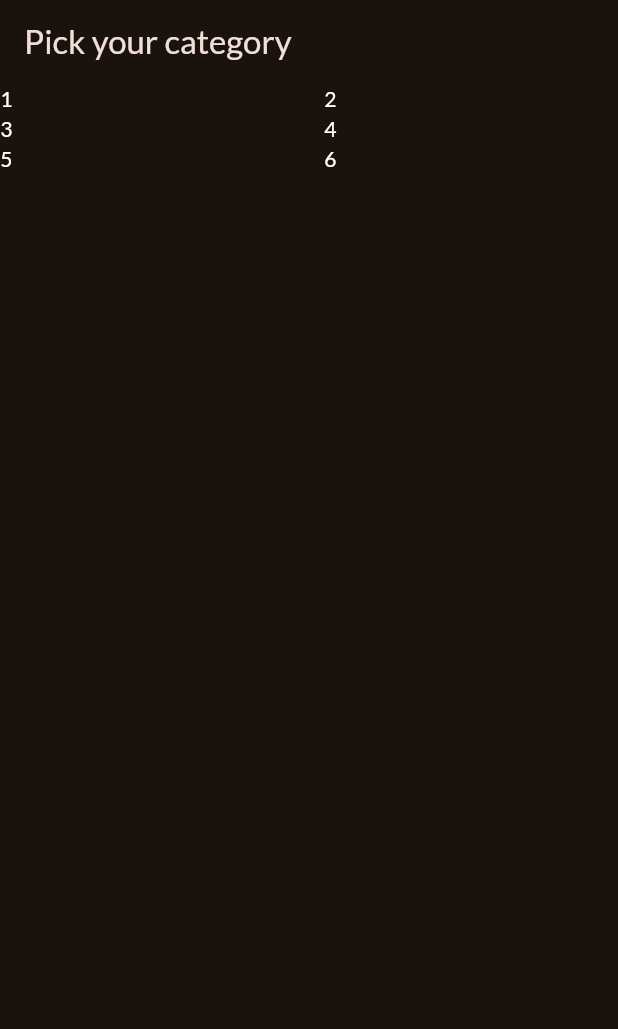
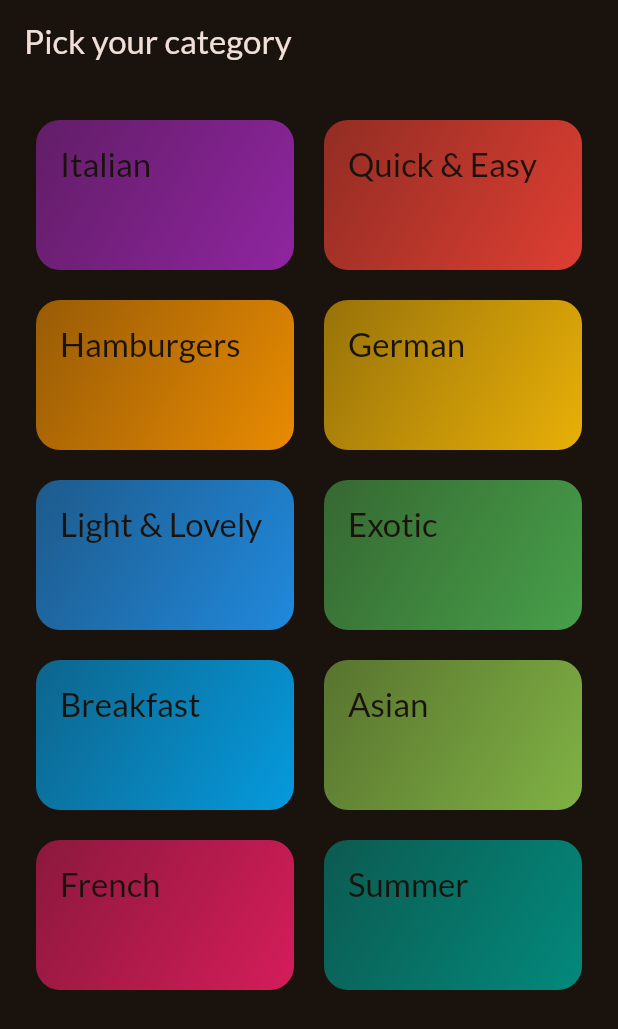
Before and after one commit to anish77/meals, a Flutter app: the screen it shows after launch, on a phone screen of 412 x 824 dp. Shown: the top 1029 px of the screen. Run offline on Flutter 3.47's test engine with Material 3 defaults, Android fonts, the phone set to English and light mode, and no system bars; our stand-ins replace google_fonts, transparent_image.

Commit message:
add category grid

```diff
--- a/lib/categories.dart
+++ /dev/null
@@ -1,48 +0,0 @@
-import 'package:flutter/material.dart';
-
-class CategoriesScreen extends StatelessWidget {
-  const CategoriesScreen({super.key});
-
-  @override
-  Widget build(BuildContext context) {
-    return Scaffold(
-      appBar: AppBar(
-        title: const Text('Pick your category'),
-      ),
-      body: GridView(
-        gridDelegate: const SliverGridDelegateWithFixedCrossAxisCount(
-          crossAxisCount: 2,
-          childAspectRatio: 3 / 2,
-          crossAxisSpacing: 20,
-          mainAxisExtent: 20,
-        ),
-        children: const [
-          Text(
-            '1',
-            style: TextStyle(color: Colors.white),
-          ),
-          Text(
-            '2',
-            style: TextStyle(color: Colors.white),
-          ),
-          Text(
-            '3',
-            style: TextStyle(color: Colors.white),
-          ),
-          Text(
-            '4',
-            style: TextStyle(color: Colors.white),
-          ),
-          Text(
-            '5',
-            style: TextStyle(color: Colors.white),
-          ),
-          Text(
-            '6',
-            style: TextStyle(color: Colors.white),
-          ),
-        ],
-      ),
-    );
-  }
-}
--- /dev/null
+++ b/lib/data/dummy_data.dart
@@ -0,0 +1,409 @@
+import 'package:flutter/material.dart';
+
+import 'package:meals/models/category.dart';
+import 'package:meals/models/meal.dart';
+
+// Constants in Dart should be written in lowerCamelcase.
+const availableCategories = [
+  Category(
+    id: 'c1',
+    title: 'Italian',
+    color: Colors.purple,
+  ),
+  Category(
+    id: 'c2',
+    title: 'Quick & Easy',
+    color: Colors.red,
+  ),
+  Category(
+    id: 'c3',
+    title: 'Hamburgers',
+    color: Colors.orange,
+  ),
+  Category(
+    id: 'c4',
+    title: 'German',
+    color: Colors.amber,
+  ),
+  Category(
+    id: 'c5',
+    title: 'Light & Lovely',
+    color: Colors.blue,
+  ),
+  Category(
+    id: 'c6',
+    title: 'Exotic',
+    color: Colors.green,
+  ),
+  Category(
+    id: 'c7',
+    title: 'Breakfast',
+    color: Colors.lightBlue,
+  ),
+  Category(
+    id: 'c8',
+    title: 'Asian',
+    color: Colors.lightGreen,
+  ),
+  Category(
+    id: 'c9',
+    title: 'French',
+    color: Colors.pink,
+  ),
+  Category(
+    id: 'c10',
+    title: 'Summer',
+    color: Colors.teal,
+  ),
+];
+
+const dummyMeals = [
+  Meal(
+    id: 'm1',
+    categories: [
+      'c1',
+      'c2',
+    ],
+    title: 'Spaghetti with Tomato Sauce',
+    affordability: Affordability.affordable,
+    complexity: Complexity.simple,
+    imageUrl:
+        'https://upload.wikimedia.org/wikipedia/commons/thumb/2/20/Spaghetti_Bolognese_mit_Parmesan_oder_Grana_Padano.jpg/800px-Spaghetti_Bolognese_mit_Parmesan_oder_Grana_Padano.jpg',
+    duration: 20,
+    ingredients: [
+      '4 Tomatoes',
+      '1 Tablespoon of Olive Oil',
+      '1 Onion',
+      '250g Spaghetti',
+      'Spices',
+      'Cheese (optional)'
+    ],
+    steps: [
+      'Cut the tomatoes and the onion into small pieces.',
+      'Boil some water - add salt to it once it boils.',
+      'Put the spaghetti into the boiling water - they should be done in about 10 to 12 minutes.',
+      'In the meantime, heaten up some olive oil and add the cut onion.',
+      'After 2 minutes, add the tomato pieces, salt, pepper and your other spices.',
+      'The sauce will be done once the spaghetti are.',
+      'Feel free to add some cheese on top of the finished dish.'
+    ],
+    isGlutenFree: false,
+    isVegan: true,
+    isVegetarian: true,
+    isLactoseFree: true,
+  ),
+  Meal(
+    id: 'm2',
+    categories: [
+      'c2',
+    ],
+    title: 'Toast Hawaii',
+    affordability: Affordability.affordable,
+    complexity: Complexity.simple,
+    imageUrl:
+        'https://cdn.pixabay.com/photo/2018/07/11/21/51/toast-3532016_1280.jpg',
+    duration: 10,
+    ingredients: [
+      '1 Slice White Bread',
+      '1 Slice Ham',
+      '1 Slice Pineapple',
+      '1-2 Slices of Cheese',
+      'Butter'
+    ],
+    steps: [
+      'Butter one side of the white bread',
+      'Layer ham, the pineapple and cheese on the white bread',
+      'Bake the toast for round about 10 minutes in the oven at 200°C'
+    ],
+    isGlutenFree: false,
+    isVegan: false,
+    isVegetarian: false,
+    isLactoseFree: false,
+  ),
+  Meal(
+    id: 'm3',
+    categories: [
+      'c2',
+      'c3',
+    ],
+    title: 'Classic Hamburger',
+    affordability: Affordability.pricey,
+    complexity: Complexity.simple,
+    imageUrl:
+        'https://cdn.pixabay.com/photo/2014/10/23/18/05/burger-500054_1280.jpg',
+    duration: 45,
+    ingredients: [
+      '300g Cattle Hack',
+      '1 Tomato',
+      '1 Cucumber',
+      '1 Onion',
+      'Ketchup',
+      '2 Burger Buns'
+    ],
+    steps: [
+      'Form 2 patties',
+      'Fry the patties for c. 4 minutes on each side',
+      'Quickly fry the buns for c. 1 minute on each side',
+      'Bruch buns with ketchup',
+      'Serve burger with tomato, cucumber and onion'
+    ],
+    isGlutenFree: false,
+    isVegan: false,
+    isVegetarian: false,
+    isLactoseFree: true,
+  ),
+  Meal(
+    id: 'm4',
+    categories: [
+      'c4',
+    ],
+    title: 'Wiener Schnitzel',
+    affordability: Affordability.luxurious,
+    complexity: Complexity.challenging,
+    imageUrl:
+        'https://cdn.pixabay.com/photo/2018/03/31/19/29/schnitzel-3279045_1280.jpg',
+    duration: 60,
+    ingredients: [
+      '8 Veal Cutlets',
+      '4 Eggs',
+      '200g Bread Crumbs',
+      '100g Flour',
+      '300ml Butter',
+      '100g Vegetable Oil',
+      'Salt',
+      'Lemon Slices'
+    ],
+    steps: [
+      'Tenderize the veal to about 2–4mm, and salt on both sides.',
+      'On a flat plate, stir the eggs briefly with a fork.',
+      'Lightly coat the cutlets in flour then dip into the egg, and finally, coat in breadcrumbs.',
+      'Heat the butter and oil in a large pan (allow the fat to get very hot) and fry the schnitzels until golden brown on both sides.',
+      'Make sure to toss the pan regularly so that the schnitzels are surrounded by oil and the crumbing becomes ‘fluffy’.',
+      'Remove, and drain on kitchen paper. Fry the parsley in the remaining oil and drain.',
+      'Place the schnitzels on awarmed plate and serve garnishedwith parsley and slices of lemon.'
+    ],
+    isGlutenFree: false,
+    isVegan: false,
+    isVegetarian: false,
+    isLactoseFree: false,
+  ),
+  Meal(
+    id: 'm5',
+    categories: [
+      'c2'
+          'c5',
+      'c10',
+    ],
+    title: 'Salad with Smoked Salmon',
+    affordability: Affordability.luxurious,
+    complexity: Complexity.simple,
+    imageUrl:
+        'https://cdn.pixabay.com/photo/2016/10/25/13/29/smoked-salmon-salad-1768890_1280.jpg',
+    duration: 15,
+    ingredients: [
+      'Arugula',
+      'Lamb\'s Lettuce',
+      'Parsley',
+      'Fennel',
+      '200g Smoked Salmon',
+      'Mustard',
+      'Balsamic Vinegar',
+      'Olive Oil',
+      'Salt and Pepper'
+    ],
+    steps: [
+      'Wash and cut salad and herbs',
+      'Dice the salmon',
+      'Process mustard, vinegar and olive oil into a dessing',
+      'Prepare the salad',
+      'Add salmon cubes and dressing'
+    ],
+    isGlutenFree: true,
+    isVegan: false,
+    isVegetarian: true,
+    isLactoseFree: true,
+  ),
+  Meal(
+    id: 'm6',
+    categories: [
+      'c6',
+      'c10',
+    ],
+    title: 'Delicious Orange Mousse',
+    affordability: Affordability.affordable,
+    complexity: Complexity.hard,
+    imageUrl:
+        'https://cdn.pixabay.com/photo/2017/05/01/05/18/pastry-2274750_1280.jpg',
+    duration: 240,
+    ingredients: [
+      '4 Sheets of Gelatine',
+      '150ml Orange Juice',
+      '80g Sugar',
+      '300g Yoghurt',
+      '200g Cream',
+      'Orange Peel',
+    ],
+    steps: [
+      'Dissolve gelatine in pot',
+      'Add orange juice and sugar',
+      'Take pot off the stove',
+      'Add 2 tablespoons of yoghurt',
+      'Stir gelatin under remaining yoghurt',
+      'Cool everything down in the refrigerator',
+      'Whip the cream and lift it under die orange mass',
+      'Cool down again for at least 4 hours',
+      'Serve with orange peel',
+    ],
+    isGlutenFree: true,
+    isVegan: false,
+    isVegetarian: true,
+    isLactoseFree: false,
+  ),
+  Meal(
+    id: 'm7',
+    categories: [
+      'c7',
+    ],
+    title: 'Pancakes',
+    affordability: Affordability.affordable,
+    complexity: Complexity.simple,
+    imageUrl:
+        'https://cdn.pixabay.com/photo/2018/07/10/21/23/pancake-3529653_1280.jpg',
+    duration: 20,
+    ingredients: [
+      '1 1/2 Cups all-purpose Flour',
+      '3 1/2 Teaspoons Baking Powder',
+      '1 Teaspoon Salt',
+      '1 Tablespoon White Sugar',
+      '1 1/4 cups Milk',
+      '1 Egg',
+      '3 Tablespoons Butter, melted',
+    ],
+    steps: [
+      'In a large bowl, sift together the flour, baking powder, salt and sugar.',
+      'Make a well in the center and pour in the milk, egg and melted butter; mix until smooth.',
+      'Heat a lightly oiled griddle or frying pan over medium high heat.',
+      'Pour or scoop the batter onto the griddle, using approximately 1/4 cup for each pancake. Brown on both sides and serve hot.'
+    ],
+    isGlutenFree: true,
+    isVegan: false,
+    isVegetarian: true,
+    isLactoseFree: false,
+  ),
+  Meal(
+    id: 'm8',
+    categories: [
+      'c8',
+    ],
+    title: 'Creamy Indian Chicken Curry',
+    affordability: Affordability.pricey,
+    complexity: Complexity.challenging,
+    imageUrl:
+        'https://cdn.pixabay.com/photo/2018/06/18/16/05/indian-food-3482749_1280.jpg',
+    duration: 35,
+    ingredients: [
+      '4 Chicken Breasts',
+      '1 Onion',
+      '2 Cloves of Garlic',
+      '1 Piece of Ginger',
+      '4 Tablespoons Almonds',
+      '1 Teaspoon Cayenne Pepper',
+      '500ml Coconut Milk',
+    ],
+    steps: [
+      'Slice and fry the chicken breast',
+      'Process onion, garlic and ginger into paste and sauté everything',
+      'Add spices and stir fry',
+      'Add chicken breast + 250ml of water and cook everything for 10 minutes',
+      'Add coconut milk',
+      'Serve with rice'
+    ],
+    isGlutenFree: true,
+    isVegan: false,
+    isVegetarian: false,
+    isLactoseFree: true,
+  ),
+  Meal(
+    id: 'm9',
+    categories: [
+      'c9',
+    ],
+    title: 'Chocolate Souffle',
+    affordability: Affordability.affordable,
+    complexity: Complexity.hard,
+    imageUrl:
+        'https://cdn.pixabay.com/photo/2014/08/07/21/07/souffle-412785_1280.jpg',
+    duration: 45,
+    ingredients: [
+      '1 Teaspoon melted Butter',
+      '2 Tablespoons white Sugar',
+      '2 Ounces 70% dark Chocolate, broken into pieces',
+      '1 Tablespoon Butter',
+      '1 Tablespoon all-purpose Flour',
+      '4 1/3 tablespoons cold Milk',
+      '1 Pinch Salt',
+      '1 Pinch Cayenne Pepper',
+      '1 Large Egg Yolk',
+      '2 Large Egg Whites',
+      '1 Pinch Cream of Tartar',
+      '1 Tablespoon white Sugar',
+    ],
+    steps: [
+      'Preheat oven to 190°C. Line a rimmed baking sheet with parchment paper.',
+      'Brush bottom and sides of 2 ramekins lightly with 1 teaspoon melted butter; cover bottom and sides right up to the rim.',
+      'Add 1 tablespoon white sugar to ramekins. Rotate ramekins until sugar coats all surfaces.',
+      'Place chocolate pieces in a metal mixing bowl.',
+      'Place bowl over a pan of about 3 cups hot water over low heat.',
+      'Melt 1 tablespoon butter in a skillet over medium heat. Sprinkle in flour. Whisk until flour is incorporated into butter and mixture thickens.',
+      'Whisk in cold milk until mixture becomes smooth and thickens. Transfer mixture to bowl with melted chocolate.',
+      'Add salt and cayenne pepper. Mix together thoroughly. Add egg yolk and mix to combine.',
+      'Leave bowl above the hot (not simmering) water to keep chocolate warm while you whip the egg whites.',
+      'Place 2 egg whites in a mixing bowl; add cream of tartar. Whisk until mixture begins to thicken and a drizzle from the whisk stays on the surface about 1 second before disappearing into the mix.',
+      'Add 1/3 of sugar and whisk in. Whisk in a bit more sugar about 15 seconds.',
+      'whisk in the rest of the sugar. Continue whisking until mixture is about as thick as shaving cream and holds soft peaks, 3 to 5 minutes.',
+      'Transfer a little less than half of egg whites to chocolate.',
+      'Mix until egg whites are thoroughly incorporated into the chocolate.',
+      'Add the rest of the egg whites; gently fold into the chocolate with a spatula, lifting from the bottom and folding over.',
+      'Stop mixing after the egg white disappears. Divide mixture between 2 prepared ramekins. Place ramekins on prepared baking sheet.',
+      'Bake in preheated oven until scuffles are puffed and have risen above the top of the rims, 12 to 15 minutes.',
+    ],
+    isGlutenFree: true,
+    isVegan: false,
+    isVegetarian: true,
+    isLactoseFree: false,
+  ),
+  Meal(
+    id: 'm10',
+    categories: [
+      'c2',
+      'c5',
+      'c10',
+    ],
+    title: 'Asparagus Salad with Cherry Tomatoes',
+    affordability: Affordability.luxurious,
+    complexity: Complexity.simple,
+    imageUrl:
+        'https://cdn.pixabay.com/photo/2018/04/09/18/26/asparagus-3304997_1280.jpg',
+    duration: 30,
+    ingredients: [
+      'White and Green Asparagus',
+      '30g Pine Nuts',
+      '300g Cherry Tomatoes',
+      'Salad',
+      'Salt, Pepper and Olive Oil'
+    ],
+    steps: [
+      'Wash, peel and cut the asparagus',
+      'Cook in salted water',
+      'Salt and pepper the asparagus',
+      'Roast the pine nuts',
+      'Halve the tomatoes',
+      'Mix with asparagus, salad and dressing',
+      'Serve with Baguette'
+    ],
+    isGlutenFree: true,
+    isVegan: true,
+    isVegetarian: true,
+    isLactoseFree: true,
+  ),
+];
--- a/lib/main.dart
+++ b/lib/main.dart
@@ -1,6 +1,6 @@
 import 'package:flutter/material.dart';
 import 'package:google_fonts/google_fonts.dart';
-import 'package:meals/categories.dart';
+import 'package:meals/screens/categories.dart';
 
 final theme = ThemeData(
   useMaterial3: true,
--- /dev/null
+++ b/lib/models/category.dart
@@ -0,0 +1,13 @@
+import 'package:flutter/material.dart';
+
+class Category {
+  const Category({
+    required this.id,
+    required this.title,
+    this.color = Colors.orange,
+  });
+
+  final String id;
+  final String title;
+  final Color color;
+}
--- /dev/null
+++ b/lib/models/meal.dart
@@ -0,0 +1,43 @@
+enum Complexity {
+  simple,
+  challenging,
+  hard,
+}
+
+enum Affordability {
+  affordable,
+  pricey,
+  luxurious,
+}
+
+class Meal {
+  const Meal({
+    required this.id,
+    required this.categories,
+    required this.title,
+    required this.imageUrl,
+    required this.ingredients,
+    required this.steps,
+    required this.duration,
+    required this.complexity,
+    required this.affordability,
+    required this.isGlutenFree,
+    required this.isLactoseFree,
+    required this.isVegan,
+    required this.isVegetarian,
+  });
+
+  final String id;
+  final List<String> categories;
+  final String title;
+  final String imageUrl;
+  final List<String> ingredients;
+  final List<String> steps;
+  final int duration;
+  final Complexity complexity;
+  final Affordability affordability;
+  final bool isGlutenFree;
+  final bool isLactoseFree;
+  final bool isVegan;
+  final bool isVegetarian;
+}
--- /dev/null
+++ b/lib/screens/categories.dart
@@ -0,0 +1,55 @@
+import 'package:flutter/material.dart';
+import 'package:meals/data/dummy_data.dart';
+import 'package:meals/models/category.dart';
+import 'package:meals/screens/meals.dart';
+import 'package:meals/widgets/category_grid_item.dart';
+
+class CategoriesScreen extends StatelessWidget {
+  const CategoriesScreen({super.key});
+
+  void _selectCategory(BuildContext context, Category category) {
+    final filteredMeals = dummyMeals
+        .where((meal) => meal.categories.contains(category.id))
+        .toList();
+
+    Navigator.push(
+      context,
+      MaterialPageRoute(
+        builder: (ctx) => MealsScreen(
+          title: category.title,
+          meals: filteredMeals,
+        ),
+      ),
+    );
+    //Navigator.of(context).push(route); // the same like Navigator.push(context, route);
+  }
+
+  @override
+  Widget build(BuildContext context) {
+    return Scaffold(
+      appBar: AppBar(
+        title: const Text('Pick your category'),
+      ),
+      body: GridView(
+        padding: const EdgeInsets.all(24),
+        gridDelegate: const SliverGridDelegateWithFixedCrossAxisCount(
+          crossAxisCount: 2,
+          childAspectRatio: 3 / 2, // ??
+          crossAxisSpacing: 20,
+          mainAxisSpacing: 20,
+          mainAxisExtent: 100,
+        ),
+        children: [
+          // availableCategories.map((category) => CategoryGridItem( category: category )).toList()
+          for (final category in availableCategories)
+            CategoryGridItem(
+              category: category,
+              onSelectCategory: () {
+                _selectCategory(context, category);
+              },
+            ),
+        ],
+      ),
+    );
+  }
+}
--- /dev/null
+++ b/lib/screens/meals.dart
@@ -0,0 +1,51 @@
+import 'package:flutter/material.dart';
+import 'package:meals/models/meal.dart';
+import 'package:meals/widgets/meal_item.dart';
+
+class MealsScreen extends StatelessWidget {
+  const MealsScreen({super.key, required this.title, required this.meals});
+
+  final String title;
+  final List<Meal> meals;
+
+  @override
+  Widget build(BuildContext context) {
+    Widget content = Center(
+      child: Column(
+        mainAxisSize: MainAxisSize.min,
+        children: [
+          Text(
+            'uh no ... nothing here!',
+            style: Theme.of(context).textTheme.headlineLarge!.copyWith(
+                  color: Theme.of(context).colorScheme.onBackground,
+                ),
+          ),
+          const SizedBox(
+            height: 16,
+          ),
+          Text(
+            'Try selecting different category! ',
+            style: Theme.of(context).textTheme.bodyLarge!.copyWith(
+                  color: Theme.of(context).colorScheme.onBackground,
+                ),
+          ),
+        ],
+      ),
+    );
+
+    if (meals.isNotEmpty) {
+      content = ListView.builder(
+        itemCount: meals.length,
+        itemBuilder: (ctx, index) => MealItem(
+          meal: meals[index],
+        ),
+      );
+    }
+    return Scaffold(
+      appBar: AppBar(
+        title: Text(title),
+      ),
+      body: content,
+    );
+  }
+}
--- /dev/null
+++ b/lib/widgets/category_grid_item.dart
@@ -0,0 +1,43 @@
+import 'package:flutter/material.dart';
+import '../models/category.dart';
+
+class CategoryGridItem extends StatelessWidget {
+  const CategoryGridItem({
+    super.key,
+    required this.category,
+    required this.onSelectCategory,
+  });
+
+  final Category category;
+  final void Function() onSelectCategory;
+
+  @override
+  Widget build(BuildContext context) {
+    return InkWell(
+      // tapable widget and will have a feedback
+      onTap: onSelectCategory,
+      splashColor: Theme.of(context).primaryColor,
+      borderRadius: BorderRadius.circular(16),
+      child: Container(
+        padding: const EdgeInsets.all(16),
+        decoration: BoxDecoration(
+          borderRadius: BorderRadius.circular(16),
+          gradient: LinearGradient(
+            colors: [
+              category.color.withOpacity(0.55),
+              category.color.withOpacity(0.9),
+            ],
+            begin: Alignment.topLeft,
+            end: Alignment.bottomRight,
+          ),
+        ),
+        child: Text(
+          category.title,
+          style: Theme.of(context).textTheme.titleLarge!.copyWith(
+                color: Theme.of(context).colorScheme.background,
+              ),
+        ),
+      ),
+    );
+  }
+}
--- /dev/null
+++ b/lib/widgets/meal_item.dart
@@ -0,0 +1,68 @@
+import 'package:flutter/material.dart';
+import 'package:meals/models/meal.dart';
+import 'package:transparent_image/transparent_image.dart';
+
+class MealItem extends StatelessWidget {
+  const MealItem({
+    super.key,
+    required this.meal,
+  });
+
+  final Meal meal;
+
+  @override
+  Widget build(BuildContext context) {
+    return Card(
+      margin: const EdgeInsets.all(8),
+      shape: RoundedRectangleBorder(borderRadius: BorderRadius.circular(8)),
+      clipBehavior: Clip.hardEdge,
+      elevation: 2,
+      child: InkWell(
+        onTap: () {},
+        child: Stack(
+          children: [
+            FadeInImage(
+              placeholder: MemoryImage(kTransparentImage),
+              image: NetworkImage(meal.imageUrl),
+              fit: BoxFit.cover,
+              height: 200,
+              width: double.infinity,
+            ),
+            Positioned(
+              bottom: 0,
+              left: 0,
+              right: 0,
+              child: Container(
+                color: Colors.black54,
+                padding:
+                    const EdgeInsets.symmetric(vertical: 6, horizontal: 44),
+                child: Column(
+                  children: [
+                    Text(
+                      meal.title,
+                      maxLines: 2,
+                      textAlign: TextAlign.center,
+                      softWrap: true,
+                      overflow: TextOverflow.ellipsis, // very long te
+                      style: const TextStyle(
+                        fontSize: 20,
+                        fontWeight: FontWeight.bold,
+                        color: Colors.white,
+                      ),
+                    ),
+                    const SizedBox(
+                      height: 12,
+                    ),
+                    Row(
+                      children: [],
+                    )
+                  ],
+                ),
+              ),
+            ),
+          ],
+        ),
+      ),
+    );
+  }
+}
--- a/pubspec.yaml
+++ b/pubspec.yaml
@@ -36,6 +36,7 @@ dependencies:
   # Use with the CupertinoIcons class for iOS style icons.
   cupertino_icons: ^1.0.8
   google_fonts: ^6.2.1
+  transparent_image: ^2.0.1
 
 dev_dependencies:
   flutter_test:
```
Also changed, not shown: pubspec.lock, 2 other files.
